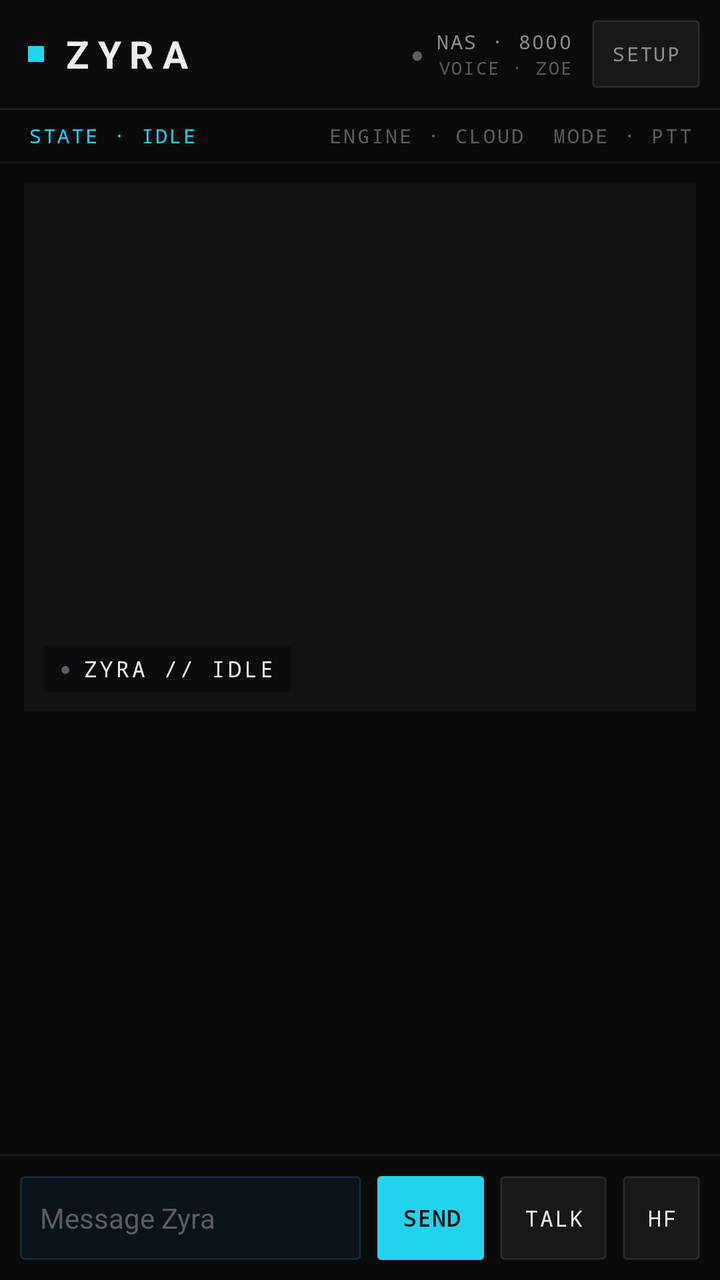
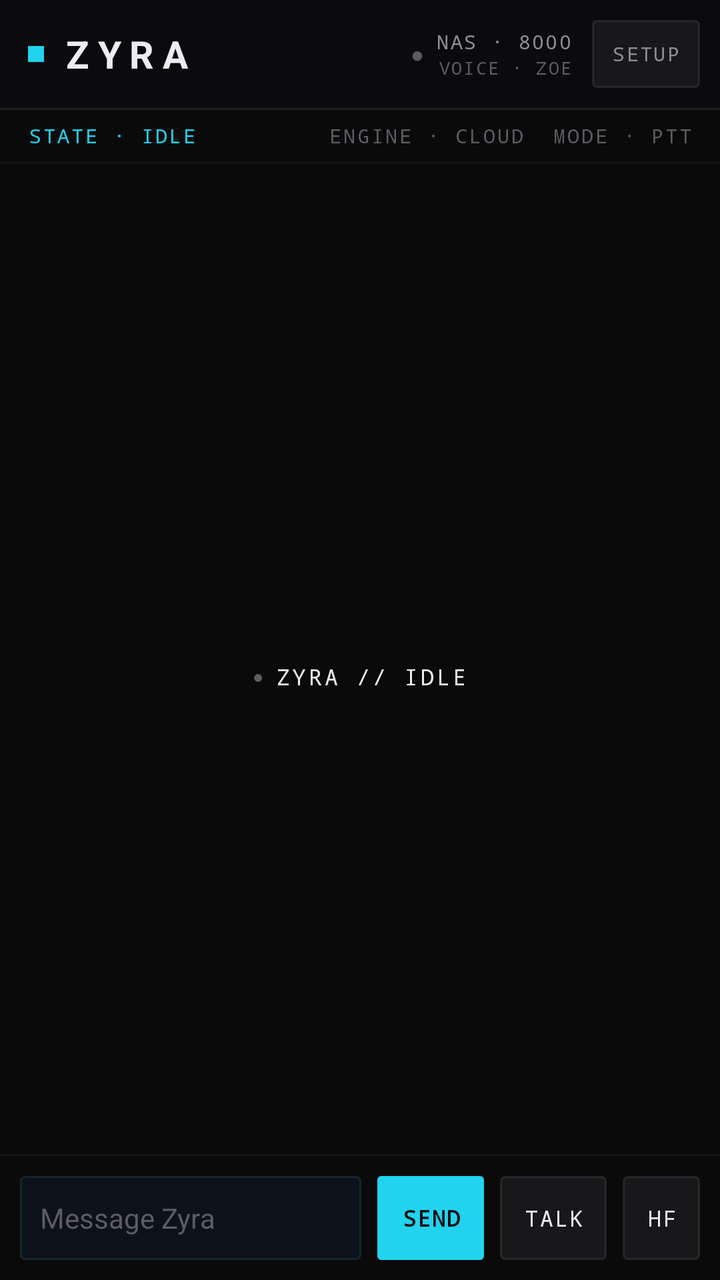

Before-and-after screenshots of an Android layout around one commit, followed by the original layout XML and the change that was made.
<!-- AndroidManifest.xml: application theme Theme.ZyraJarvis -->
<!-- res/layout/activity_main.xml -->
<?xml version="1.0" encoding="utf-8"?>
<LinearLayout xmlns:android="http://schemas.android.com/apk/res/android"
    android:id="@+id/rootLayout"
    android:layout_width="match_parent"
    android:layout_height="match_parent"
    android:background="@color/jarvis_bg"
    android:orientation="vertical">

    
    <LinearLayout
        android:layout_width="match_parent"
        android:layout_height="wrap_content"
        android:background="@drawable/glass_bar"
        android:gravity="center_vertical"
        android:orientation="horizontal"
        android:paddingStart="14dp"
        android:paddingTop="10dp"
        android:paddingEnd="10dp"
        android:paddingBottom="10dp">

        <View
            android:layout_width="8dp"
            android:layout_height="8dp"
            android:background="@color/jarvis_accent" />

        <TextView
            android:layout_width="wrap_content"
            android:layout_height="wrap_content"
            android:layout_marginStart="9dp"
            android:fontFamily="sans-serif"
            android:letterSpacing="0.22"
            android:text="ZYRA"
            android:textColor="@color/jarvis_text"
            android:textSize="19sp"
            android:textStyle="bold" />

        <View
            android:layout_width="0dp"
            android:layout_height="1dp"
            android:layout_weight="1" />

        <TextView
            android:id="@+id/statusDot"
            android:layout_width="wrap_content"
            android:layout_height="wrap_content"
            android:fontFamily="monospace"
            android:text="●"
            android:textColor="@color/jarvis_text_tertiary"
            android:textSize="11sp" />

        <LinearLayout
            android:layout_width="wrap_content"
            android:layout_height="wrap_content"
            android:layout_marginStart="6dp"
            android:orientation="vertical">

            <TextView
                android:id="@+id/statusLine1"
                android:layout_width="wrap_content"
                android:layout_height="wrap_content"
                android:layout_gravity="end"
                android:fontFamily="monospace"
                android:letterSpacing="0.08"
                android:text="NAS · 8000"
                android:textColor="@color/jarvis_text_secondary"
                android:textSize="10sp" />

            <TextView
                android:layout_width="wrap_content"
                android:layout_height="wrap_content"
                android:layout_gravity="end"
                android:fontFamily="monospace"
                android:letterSpacing="0.08"
                android:text="VOICE · ZOE"
                android:textColor="@color/jarvis_text_tertiary"
                android:textSize="9sp" />
        </LinearLayout>

        <Button
            android:id="@+id/settingsButton"
            android:layout_width="wrap_content"
            android:layout_height="34dp"
            android:layout_marginStart="10dp"
            android:background="@drawable/hud_button"
            android:fontFamily="monospace"
            android:letterSpacing="0.08"
            android:minWidth="0dp"
            android:minHeight="0dp"
            android:paddingStart="10dp"
            android:paddingEnd="10dp"
            android:stateListAnimator="@null"
            android:text="SETUP"
            android:textColor="@color/jarvis_text_secondary"
            android:textSize="10sp" />
    </LinearLayout>

    <View
        android:layout_width="match_parent"
        android:layout_height="1dp"
        android:background="@color/jarvis_border" />

    
    <LinearLayout
        android:layout_width="match_parent"
        android:layout_height="wrap_content"
        android:orientation="horizontal"
        android:paddingStart="14dp"
        android:paddingTop="6dp"
        android:paddingEnd="14dp"
        android:paddingBottom="6dp">

        <TextView
            android:id="@+id/hudState"
            android:layout_width="0dp"
            android:layout_height="wrap_content"
            android:layout_weight="1"
            android:fontFamily="monospace"
            android:letterSpacing="0.1"
            android:text="STATE · IDLE"
            android:textColor="@color/jarvis_accent"
            android:textSize="10sp" />

        <TextView
            android:layout_width="wrap_content"
            android:layout_height="wrap_content"
            android:fontFamily="monospace"
            android:letterSpacing="0.1"
            android:text="ENGINE · CLOUD"
            android:textColor="@color/jarvis_text_tertiary"
            android:textSize="10sp" />

        <TextView
            android:id="@+id/hudMode"
            android:layout_width="wrap_content"
            android:layout_height="wrap_content"
            android:layout_marginStart="14dp"
            android:fontFamily="monospace"
            android:letterSpacing="0.1"
            android:text="MODE · PTT"
            android:textColor="@color/jarvis_text_tertiary"
            android:textSize="10sp" />
    </LinearLayout>

    <View
        android:layout_width="match_parent"
        android:layout_height="1dp"
        android:background="@color/jarvis_border_subtle" />

    
    <LinearLayout
        android:id="@+id/settingsPanel"
        android:layout_width="match_parent"
        android:layout_height="wrap_content"
        android:background="@color/jarvis_panel"
        android:orientation="vertical"
        android:padding="12dp"
        android:visibility="gone">

        <TextView
            android:layout_width="wrap_content"
            android:layout_height="wrap_content"
            android:fontFamily="monospace"
            android:letterSpacing="0.14"
            android:text="BACKEND URL"
            android:textColor="@color/jarvis_text_tertiary"
            android:textSize="9sp" />

        <EditText
            android:id="@+id/baseUrlInput"
            android:layout_width="match_parent"
            android:layout_height="wrap_content"
            android:layout_marginTop="4dp"
            android:background="@drawable/hud_input"
            android:hint="http://192.168.1.60:8000"
            android:importantForAutofill="no"
            android:inputType="textUri"
            android:padding="10dp"
            android:singleLine="true"
            android:textColor="@color/jarvis_text"
            android:textColorHint="@color/jarvis_text_tertiary"
            android:textSize="13sp" />

        <TextView
            android:layout_width="wrap_content"
            android:layout_height="wrap_content"
            android:layout_marginTop="10dp"
            android:fontFamily="monospace"
            android:letterSpacing="0.14"
            android:text="BACKEND API KEY"
            android:textColor="@color/jarvis_text_tertiary"
            android:textSize="9sp" />

        <EditText
            android:id="@+id/apiKeyInput"
            android:layout_width="match_parent"
            android:layout_height="wrap_content"
            android:layout_marginTop="4dp"
            android:background="@drawable/hud_input"
            android:hint="OPENJARVIS_API_KEY from the NAS .env"
            android:importantForAutofill="no"
            android:inputType="textPassword"
            android:padding="10dp"
            android:singleLine="true"
            android:textColor="@color/jarvis_text"
            android:textColorHint="@color/jarvis_text_tertiary"
            android:textSize="13sp" />

        <Button
            android:id="@+id/saveSettingsButton"
            android:layout_width="wrap_content"
            android:layout_height="36dp"
            android:layout_gravity="end"
            android:layout_marginTop="10dp"
            android:background="@drawable/hud_button"
            android:fontFamily="monospace"
            android:letterSpacing="0.08"
            android:minWidth="0dp"
            android:minHeight="0dp"
            android:paddingStart="14dp"
            android:paddingEnd="14dp"
            android:stateListAnimator="@null"
            android:text="SAVE"
            android:textColor="@color/jarvis_accent"
            android:textSize="11sp" />
    </LinearLayout>

    
    <FrameLayout
        android:id="@+id/stageFrame"
        android:layout_width="match_parent"
        android:layout_height="264dp"
        android:layout_marginStart="12dp"
        android:layout_marginTop="10dp"
        android:layout_marginEnd="12dp"
        android:background="@color/jarvis_panel">

        <ImageView
            android:id="@+id/stageImageA"
            android:layout_width="match_parent"
            android:layout_height="match_parent"
            android:contentDescription="Zyra"
            android:scaleType="centerCrop" />

        <ImageView
            android:id="@+id/stageImageB"
            android:layout_width="match_parent"
            android:layout_height="match_parent"
            android:alpha="0"
            android:contentDescription="Zyra"
            android:scaleType="centerCrop" />

        
        <View
            android:id="@+id/stageBorder"
            android:layout_width="match_parent"
            android:layout_height="match_parent" />

        <LinearLayout
            android:layout_width="wrap_content"
            android:layout_height="wrap_content"
            android:layout_gravity="bottom|start"
            android:layout_margin="10dp"
            android:background="#B80A0A0B"
            android:gravity="center_vertical"
            android:orientation="horizontal"
            android:paddingStart="8dp"
            android:paddingTop="4dp"
            android:paddingEnd="8dp"
            android:paddingBottom="4dp">

            <TextView
                android:id="@+id/stateDot"
                android:layout_width="wrap_content"
                android:layout_height="wrap_content"
                android:fontFamily="monospace"
                android:text="●"
                android:textColor="@color/jarvis_text_tertiary"
                android:textSize="9sp" />

            <TextView
                android:id="@+id/stateLabel"
                android:layout_width="wrap_content"
                android:layout_height="wrap_content"
                android:layout_marginStart="6dp"
                android:fontFamily="monospace"
                android:letterSpacing="0.12"
                android:text="ZYRA // IDLE"
                android:textColor="@color/jarvis_text"
                android:textSize="11sp" />
        </LinearLayout>
    </FrameLayout>

    
    <ScrollView
        android:id="@+id/chatScroll"
        android:layout_width="match_parent"
        android:layout_height="0dp"
        android:layout_weight="1">

        <LinearLayout
            android:id="@+id/chatContainer"
            android:layout_width="match_parent"
            android:layout_height="wrap_content"
            android:orientation="vertical"
            android:paddingStart="14dp"
            android:paddingTop="10dp"
            android:paddingEnd="14dp"
            android:paddingBottom="10dp" />
    </ScrollView>

    <View
        android:layout_width="match_parent"
        android:layout_height="1dp"
        android:background="@color/jarvis_border_subtle" />

    
    <LinearLayout
        android:layout_width="match_parent"
        android:layout_height="wrap_content"
        android:gravity="center_vertical"
        android:orientation="horizontal"
        android:padding="10dp">

        <EditText
            android:id="@+id/messageInput"
            android:layout_width="0dp"
            android:layout_height="42dp"
            android:layout_weight="1"
            android:background="@drawable/hud_input"
            android:hint="Message Zyra"
            android:importantForAutofill="no"
            android:inputType="text"
            android:paddingStart="10dp"
            android:paddingEnd="10dp"
            android:singleLine="true"
            android:textColor="@color/jarvis_text"
            android:textColorHint="@color/jarvis_text_tertiary"
            android:textSize="14sp" />

        <Button
            android:id="@+id/sendButton"
            android:layout_width="wrap_content"
            android:layout_height="42dp"
            android:layout_marginStart="8dp"
            android:background="@drawable/send_button"
            android:fontFamily="monospace"
            android:letterSpacing="0.06"
            android:minWidth="0dp"
            android:minHeight="0dp"
            android:paddingStart="12dp"
            android:paddingEnd="12dp"
            android:stateListAnimator="@null"
            android:text="SEND"
            android:textColor="@color/jarvis_on_accent"
            android:textSize="11sp"
            android:textStyle="bold" />

        <Button
            android:id="@+id/talkButton"
            android:layout_width="wrap_content"
            android:layout_height="42dp"
            android:layout_marginStart="8dp"
            android:background="@drawable/hud_button"
            android:fontFamily="monospace"
            android:letterSpacing="0.06"
            android:minWidth="0dp"
            android:minHeight="0dp"
            android:paddingStart="12dp"
            android:paddingEnd="12dp"
            android:stateListAnimator="@null"
            android:text="TALK"
            android:textColor="@color/jarvis_text"
            android:textSize="11sp" />

        <Button
            android:id="@+id/handsfreeButton"
            android:layout_width="wrap_content"
            android:layout_height="42dp"
            android:layout_marginStart="8dp"
            android:background="@drawable/hud_button"
            android:fontFamily="monospace"
            android:letterSpacing="0.06"
            android:minWidth="0dp"
            android:minHeight="0dp"
            android:paddingStart="12dp"
            android:paddingEnd="12dp"
            android:stateListAnimator="@null"
            android:text="HF"
            android:textColor="@color/jarvis_text"
            android:textSize="11sp" />
    </LinearLayout>

</LinearLayout>
<!-- resources referenced by this layout -->
<resources>
  <color name="jarvis_accent">#22D3EE</color>
  <color name="jarvis_bg">#0A0A0B</color>
  <color name="jarvis_border">#17FFFFFF</color>
  <color name="jarvis_border_subtle">#0DFFFFFF</color>
  <color name="jarvis_on_accent">#070B11</color>
  <color name="jarvis_panel">#121214</color>
  <color name="jarvis_text">#EDEDEF</color>
  <color name="jarvis_text_secondary">#8D8D93</color>
  <color name="jarvis_text_tertiary">#5C5C63</color>
  <!-- drawable glass_bar (drawable) -->
  <?xml version="1.0" encoding="utf-8"?>
  <shape xmlns:android="http://schemas.android.com/apk/res/android" android:shape="rectangle">
      <solid android:color="@color/jarvis_glass" />
  </shape>
  <!-- drawable hud_button (drawable) -->
  <?xml version="1.0" encoding="utf-8"?>
  <selector xmlns:android="http://schemas.android.com/apk/res/android">
      <item android:state_pressed="true">
          <shape android:shape="rectangle">
              <solid android:color="@color/jarvis_accent_subtle" />
              <stroke android:width="1dp" android:color="@color/jarvis_accent" />
              <corners android:radius="2dp" />
          </shape>
      </item>
      <item>
          <shape android:shape="rectangle">
              <solid android:color="@color/jarvis_raised" />
              <stroke android:width="1dp" android:color="@color/jarvis_border" />
              <corners android:radius="2dp" />
          </shape>
      </item>
  </selector>
  <!-- drawable hud_input (drawable) -->
  <?xml version="1.0" encoding="utf-8"?>
  <shape xmlns:android="http://schemas.android.com/apk/res/android" android:shape="rectangle">
      <solid android:color="@color/jarvis_input_bg" />
      <stroke android:width="1dp" android:color="@color/jarvis_input_border" />
      <corners android:radius="2dp" />
  </shape>
  <!-- drawable send_button (drawable) -->
  <?xml version="1.0" encoding="utf-8"?>
  <selector xmlns:android="http://schemas.android.com/apk/res/android">
      <item android:state_pressed="true">
          <shape android:shape="rectangle">
              <solid android:color="@color/jarvis_accent_hover" />
              <corners android:radius="2dp" />
          </shape>
      </item>
      <item>
          <shape android:shape="rectangle">
              <solid android:color="@color/jarvis_accent" />
              <corners android:radius="2dp" />
          </shape>
      </item>
  </selector>
  <style name="Theme.ZyraJarvis" parent="android:Theme.Material.NoActionBar">
          <item name="android:windowBackground">@color/jarvis_bg</item>
          <item name="android:statusBarColor">@color/jarvis_bg</item>
          <item name="android:navigationBarColor">@color/jarvis_bg</item>
          <item name="android:colorAccent">@color/jarvis_accent</item>
      </style>
  <color name="jarvis_glass">#B80C0C0E</color>
  <color name="jarvis_accent_subtle">#1A22D3EE</color>
  <color name="jarvis_raised">#18181B</color>
  <color name="jarvis_input_bg">#0C121A</color>
  <color name="jarvis_input_border">#1F4FD1FF</color>
  <color name="jarvis_accent_hover">#67E8F9</color>
</resources>

<!-- the commit's change to res/layout/activity_main.xml (unified diff, before → after) -->
@@ -226,40 +226,49 @@
 
     
     <FrameLayout
-        android:id="@+id/stageFrame"
-        android:layout_width="match_parent"
-        android:layout_height="264dp"
-        android:layout_marginStart="12dp"
-        android:layout_marginTop="10dp"
-        android:layout_marginEnd="12dp"
-        android:background="@color/jarvis_panel">
-
-        <ImageView
-            android:id="@+id/stageImageA"
-            android:layout_width="match_parent"
-            android:layout_height="match_parent"
-            android:contentDescription="Zyra"
-            android:scaleType="centerCrop" />
-
-        <ImageView
-            android:id="@+id/stageImageB"
-            android:layout_width="match_parent"
-            android:layout_height="match_parent"
-            android:alpha="0"
-            android:contentDescription="Zyra"
-            android:scaleType="centerCrop" />
-
-        
-        <View
-            android:id="@+id/stageBorder"
-            android:layout_width="match_parent"
-            android:layout_height="match_parent" />
+        android:id="@+id/stagePanel"
+        android:layout_width="match_parent"
+        android:layout_height="wrap_content"
+        android:layout_marginTop="12dp">
+
+        <FrameLayout
+            android:id="@+id/stageFrame"
+            android:layout_width="260dp"
+            android:layout_height="260dp"
+            android:layout_gravity="center_horizontal">
+
+            <FrameLayout
+                android:id="@+id/stageInner"
+                android:layout_width="match_parent"
+                android:layout_height="match_parent">
+
+                <ImageView
+                    android:id="@+id/stageImageA"
+                    android:layout_width="match_parent"
+                    android:layout_height="match_parent"
+                    android:contentDescription="Zyra"
+                    android:scaleType="centerCrop" />
+
+                <ImageView
+                    android:id="@+id/stageImageB"
+                    android:layout_width="match_parent"
+                    android:layout_height="match_parent"
+                    android:alpha="0"
+                    android:contentDescription="Zyra"
+                    android:scaleType="centerCrop" />
+            </FrameLayout>
+
+            <View
+                android:id="@+id/stageBorder"
+                android:layout_width="match_parent"
+                android:layout_height="match_parent" />
+        </FrameLayout>
 
         <LinearLayout
             android:layout_width="wrap_content"
             android:layout_height="wrap_content"
-            android:layout_gravity="bottom|start"
-            android:layout_margin="10dp"
+            android:layout_gravity="bottom|center_horizontal"
+            android:layout_marginBottom="4dp"
             android:background="#B80A0A0B"
             android:gravity="center_vertical"
             android:orientation="horizontal"
